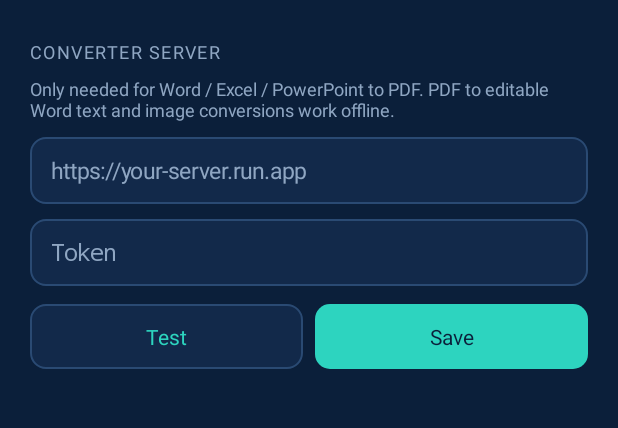
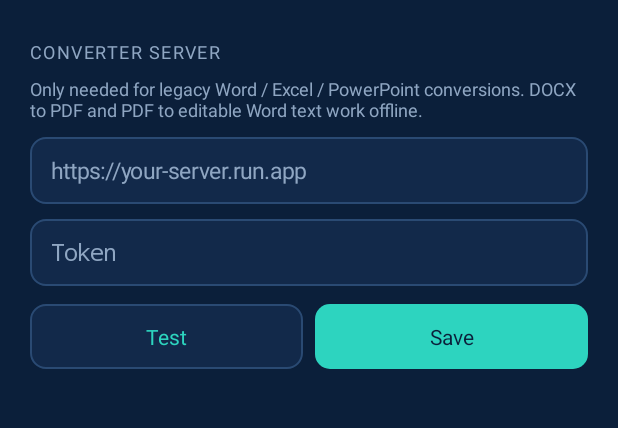
Before and after one commit to Aasimabdul/filq, an Android app: the screen it shows after launch (MainActivity), on a phone screen of 412 x 824 dp, the part 198-626 px from its top. Run offline under Robolectric (Android 15) with nearby library versions, the phone set to English and light mode, and no system bars.

Commit message:
Clarify offline DOCX to PDF support

```diff
--- a/app/src/main/java/com/fliq/app/MainActivity.kt
+++ b/app/src/main/java/com/fliq/app/MainActivity.kt
@@ -29,7 +29,7 @@ class MainActivity : Activity() {
 
         col.addView(label("Converter server"))
         col.addView(
-            tv("Only needed for Word / Excel / PowerPoint to PDF. PDF to editable Word text and image conversions work offline.", 12f, MUTED)
+            tv("Only needed for legacy Word / Excel / PowerPoint conversions. DOCX to PDF and PDF to editable Word text work offline.", 12f, MUTED)
                 .apply { setPadding(0, 0, 0, dp(10)) }
         )
 
```
